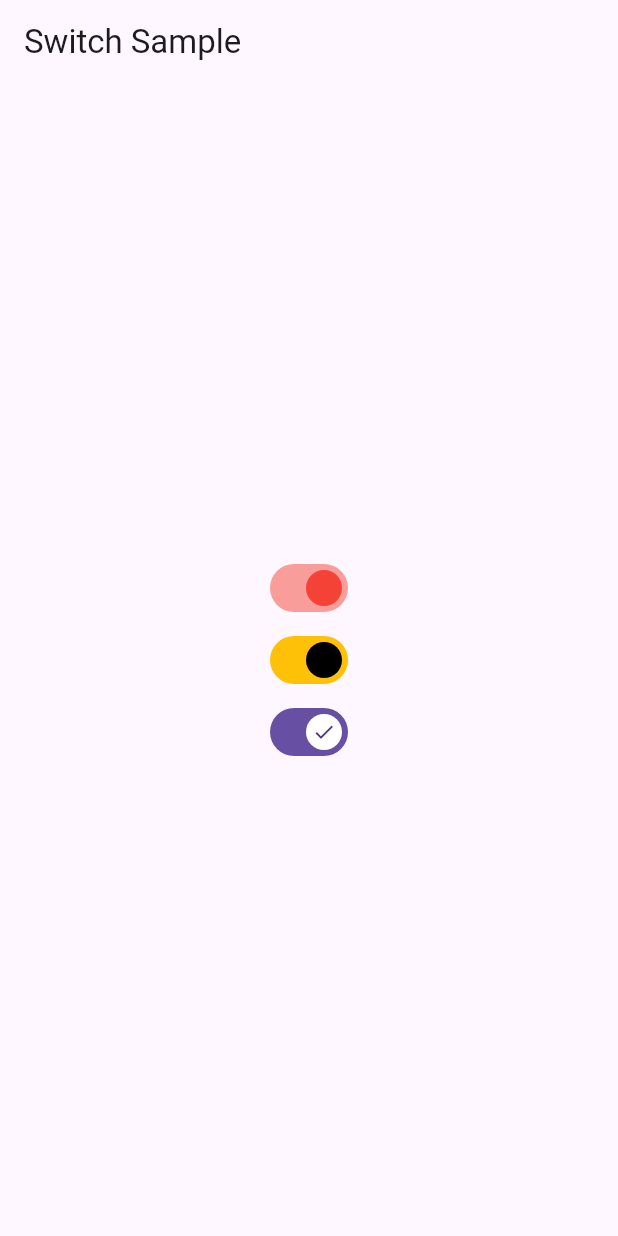
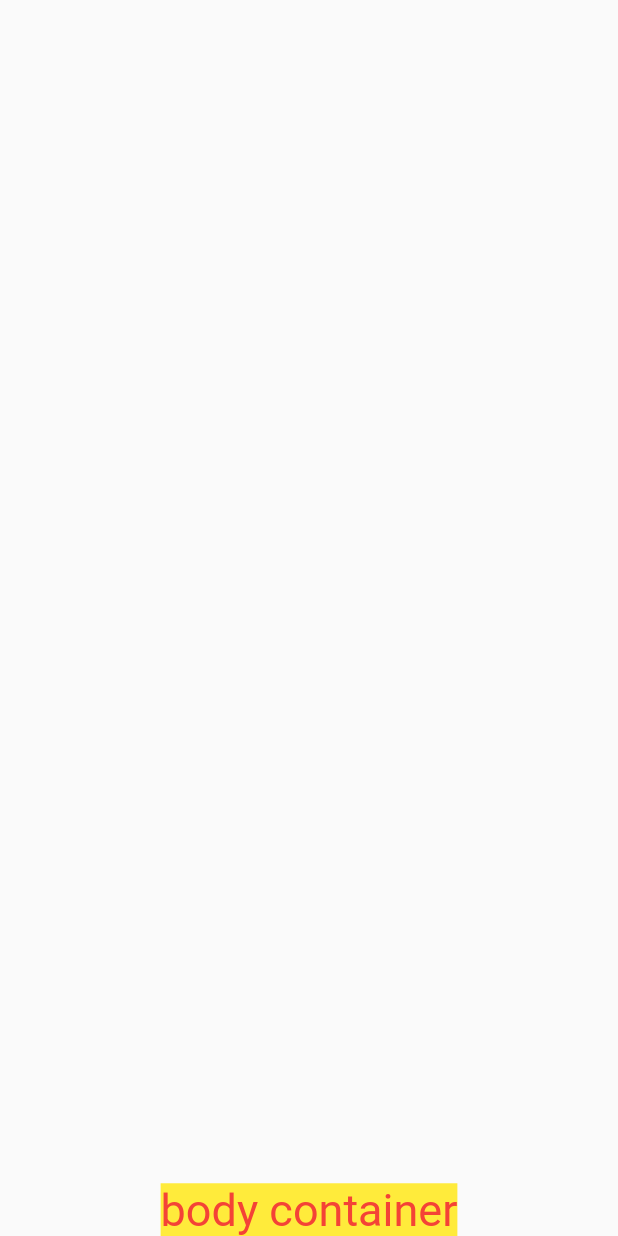
Before and after one commit to YYxDeveloper/first_flutter, a Flutter app: the screen it shows after launch, on a phone screen of 412 x 824 dp. Run offline on Flutter 3.47's test engine with Material 2 defaults, Android fonts, the light colour scheme and no system bars.

Commit message:
cleaner container
# Conflicts:
#	lib/main.dart

```diff
--- a/lib/main.dart
+++ b/lib/main.dart
@@ -1,118 +1,107 @@
 import 'package:flutter/material.dart';
 
-/// Flutter code sample for [Switch].
+void main() {
+  runApp(const MyApp());
+}
 
-void main() => runApp(const SwitchApp());
+class MyApp extends StatelessWidget {
+  const MyApp({super.key});
 
-class SwitchApp extends StatelessWidget {
-  const SwitchApp({super.key});
-
+  // This widget is the root of your application.
   @override
   Widget build(BuildContext context) {
     return MaterialApp(
-      theme: ThemeData(useMaterial3: true),
       home: Scaffold(
-        appBar: AppBar(title: const Text('Switch Sample')),
-        body: const Center(
-          child: SwitchExample(),
+        body: Container(
+          alignment: Alignment.bottomCenter,
+          child: const Text("body container",style: TextStyle(color: Colors.red, fontSize: 30,backgroundColor: Colors.yellow),),
         ),
       ),
     );
   }
 }
 
-class SwitchExample extends StatefulWidget {
-  const SwitchExample({super.key});
+class MyHomePage extends StatefulWidget {
+  const MyHomePage({super.key, required this.title});
+
+  // This widget is the home page of your application. It is stateful, meaning
+  // that it has a State object (defined below) that contains fields that affect
+  // how it looks.
+
+  // This class is the configuration for the state. It holds the values (in this
+  // case the title) provided by the parent (in this case the App widget) and
+  // used by the build method of the State. Fields in a Widget subclass are
+  // always marked "final".
+
+  final String title;
 
   @override
-  State<SwitchExample> createState() => _SwitchExampleState();
+  State<MyHomePage> createState() => _MyHomePageState();
 }
 
-class _SwitchExampleState extends State<SwitchExample> {
-  bool light = true;
-  bool light0 = true;
-  bool light1 = true;
-  final MaterialStateProperty<Color?> trackColor =
-  MaterialStateProperty.resolveWith<Color?>(
-        (Set<MaterialState> states) {
-      // Track color when the switch is selected.
-      if (states.contains(MaterialState.selected)) {
-        return Colors.amber;
-      }
-      // Otherwise return null to set default track color
-      // for remaining states such as when the switch is
-      // hovered, focused, or disabled.
-      return null;
-    },
-  );
-  final MaterialStateProperty<Color?> overlayColor =
-  MaterialStateProperty.resolveWith<Color?>(
-        (Set<MaterialState> states) {
-      // Material color when switch is selected.
-      if (states.contains(MaterialState.selected)) {
-        return Colors.amber.withOpacity(0.54);
-      }
-      // Material color when switch is disabled.
-      if (states.contains(MaterialState.disabled)) {
-        return Colors.grey.shade400;
-      }
-      // Otherwise return null to set default material color
-      // for remaining states such as when the switch is
-      // hovered, or focused.
-      return null;
-    },
-  );
-  final MaterialStateProperty<Icon?> thumbIcon =
-      MaterialStateProperty.resolveWith<Icon?>(
-    (Set<MaterialState> states) {
-      if (states.contains(MaterialState.selected)) {
-        return const Icon(Icons.check);
-      }
-      return const Icon(Icons.close);
-    },
-  );
+class _MyHomePageState extends State<MyHomePage> {
+  int _counter = 0;
+
+  void _incrementCounter() {
+    setState(() {
+      // This call to setState tells the Flutter framework that something has
+      // changed in this State, which causes it to rerun the build method below
+      // so that the display can reflect the updated values. If we changed
+      // _counter without calling setState(), then the build method would not be
+      // called again, and so nothing would appear to happen.
+      _counter++;
+    });
+  }
 
   @override
   Widget build(BuildContext context) {
-    return Column(
-      mainAxisAlignment: MainAxisAlignment.center,
-      children: <Widget>[
-        Switch(
-          //basic switch
-          // This bool value toggles the switch.
-          value: light,
-          activeColor: Colors.red,
-          onChanged: (bool value) {
-            // This is called when the user toggles the switch.
-            setState(() {
-              light = value;
-
-            });
-          },
+    // This method is rerun every time setState is called, for instance as done
+    // by the _incrementCounter method above.
+    //
+    // The Flutter framework has been optimized to make rerunning build methods
+    // fast, so that you can just rebuild anything that needs updating rather
+    // than having to individually change instances of widgets.
+    return Scaffold(
+      appBar: AppBar(
+        // Here we take the value from the MyHomePage object that was created by
+        // the App.build method, and use it to set our appbar title.
+        title: Text(widget.title),
+      ),
+      body: Center(
+        // Center is a layout widget. It takes a single child and positions it
+        // in the middle of the parent.
+        child: Column(
+          // Column is also a layout widget. It takes a list of children and
+          // arranges them vertically. By default, it sizes itself to fit its
+          // children horizontally, and tries to be as tall as its parent.
+          //
+          // Invoke "debug painting" (press "p" in the console, choose the
+          // "Toggle Debug Paint" action from the Flutter Inspector in Android
+          // Studio, or the "Toggle Debug Paint" command in Visual Studio Code)
+          // to see the wireframe for each widget.
+          //
+          // Column has various properties to control how it sizes itself and
+          // how it positions its children. Here we use mainAxisAlignment to
+          // center the children vertically; the main axis here is the vertical
+          // axis because Columns are vertical (the cross axis would be
+          // horizontal).
+          mainAxisAlignment: MainAxisAlignment.center,
+          children: <Widget>[
+            const Text(
+              'You have pushed the button this many times:',
+            ),
+            Text(
+              '$_counter',
+              style: Theme.of(context).textTheme.headlineMedium,
+            ),
+          ],
         ),
-        Switch(
-            //  customize Switch using MaterialStateProperty switch properties
-          value: light,
-          overlayColor: overlayColor,
-          trackColor: trackColor,
-          thumbColor: const MaterialStatePropertyAll<Color>(Colors.black),
-          onChanged: (bool value) {
-            // This is called when the user toggles the switch.
-            setState(() {
-              light = value;
-            });
-          },
-        ),
-        Switch(
-          thumbIcon: thumbIcon,
-          value: light1,
-          onChanged: (bool value) {
-            setState(() {
-              light1 = value;
-            });
-          },
-        ),
-      ],
+      ),
+      floatingActionButton: FloatingActionButton(
+        onPressed: _incrementCounter,
+        tooltip: 'Increment',
+        child: const Icon(Icons.add),
+      ), // This trailing comma makes auto-formatting nicer for build methods.
     );
   }
 }
```
